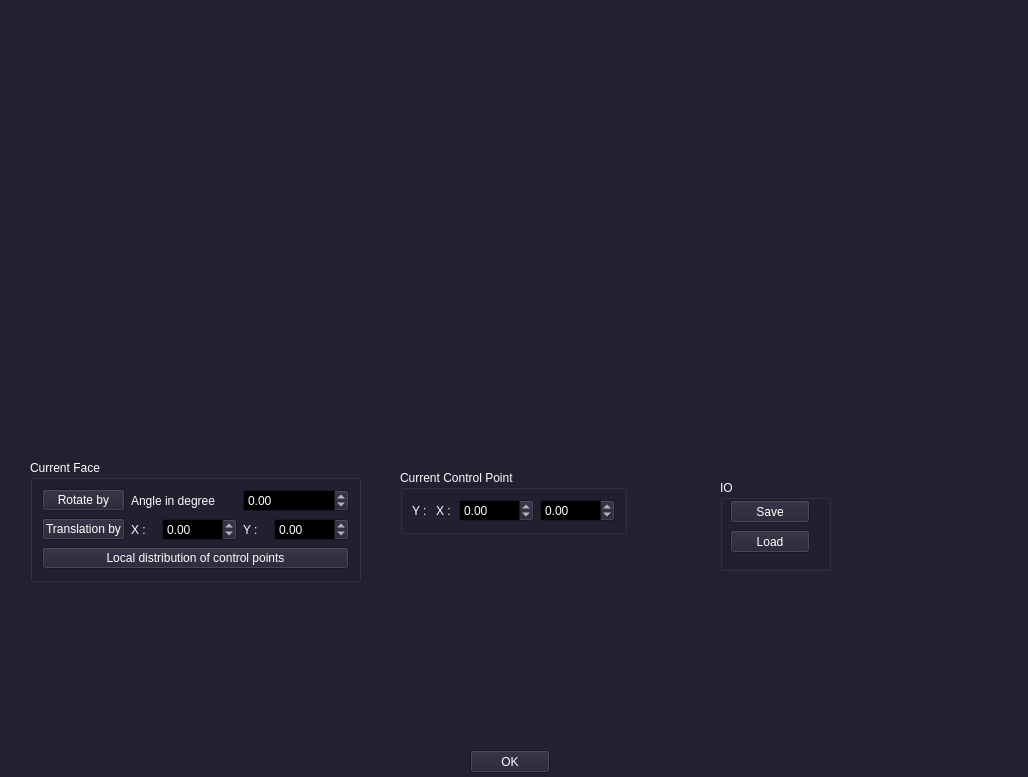
This is src/gui/schemewindow.ui in borisbordeaux/Auto_Frac as Qt 5 draws it before an edit. The edited form follows.
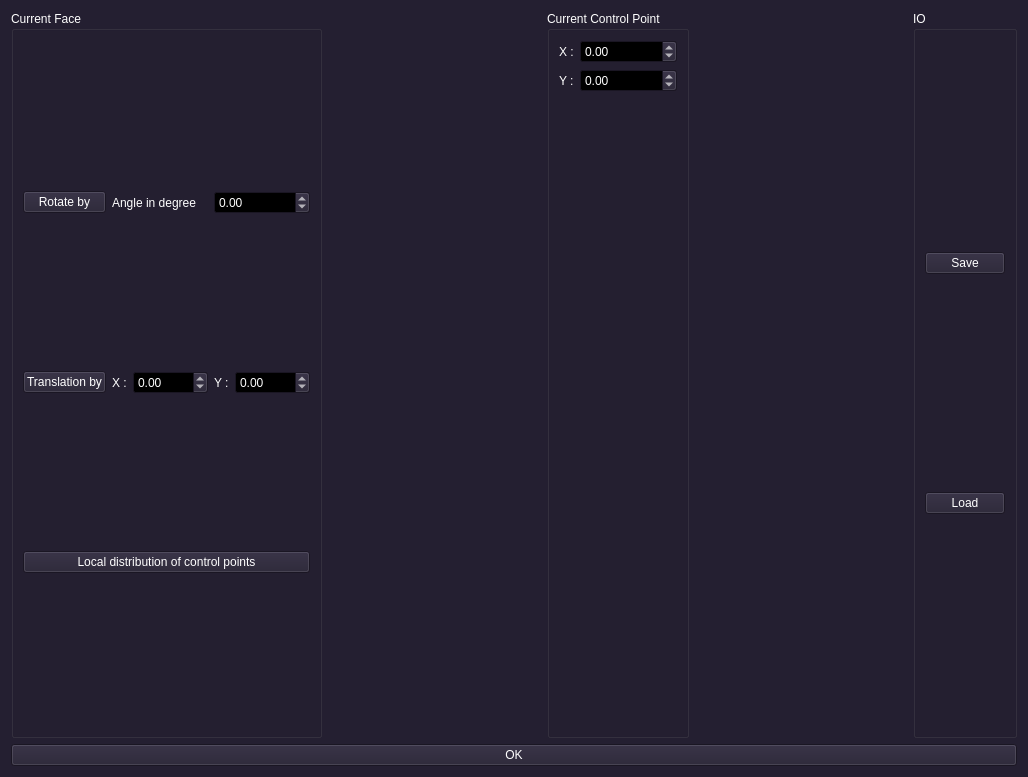
This is the edited form.

Commit message: Fixed UI for control point editor

The edit to the form file:
```diff
--- a/src/gui/schemewindow.ui
+++ b/src/gui/schemewindow.ui
@@ -455,88 +455,17 @@
   <property name="windowTitle">
    <string>SchemeWindow</string>
   </property>
-  <widget class="QPushButton" name="pushButton_ok">
-   <property name="geometry">
-    <rect>
-     <x>470</x>
-     <y>750</y>
-     <width>80</width>
-     <height>23</height>
-    </rect>
-   </property>
-   <property name="text">
-    <string>OK</string>
-   </property>
-  </widget>
-  <widget class="QWidget" name="verticalLayoutWidget">
-   <property name="geometry">
-    <rect>
-     <x>40</x>
-     <y>30</y>
-     <width>941</width>
-     <height>411</height>
-    </rect>
-   </property>
+  <layout class="QVBoxLayout" name="verticalLayout">
+   <item>
    <layout class="QVBoxLayout" name="graphicsViewLayout"/>
-  </widget>
-  <widget class="QGroupBox" name="groupBox">
-   <property name="geometry">
-    <rect>
-     <x>400</x>
-     <y>470</y>
-     <width>227</width>
-     <height>64</height>
-    </rect>
-   </property>
-   <property name="title">
-    <string>Current Control Point</string>
-   </property>
-   <layout class="QHBoxLayout" name="horizontalLayout">
-    <item>
-     <widget class="QLabel" name="label_3">
-      <property name="text">
-       <string>Y :</string>
-      </property>
-     </widget>
     </item>
     <item>
-     <widget class="QLabel" name="label_2">
-      <property name="text">
-       <string>X :</string>
-      </property>
-     </widget>
-    </item>
+    <layout class="QHBoxLayout" name="horizontalLayout_2">
+     <property name="sizeConstraint">
+      <enum>QLayout::SetMinimumSize</enum>
+     </property>
     <item>
-     <widget class="QDoubleSpinBox" name="doubleSpinBox_controlPointY">
-      <property name="minimum">
-       <double>-1000.000000000000000</double>
-      </property>
-      <property name="maximum">
-       <double>1000.000000000000000</double>
-      </property>
-     </widget>
-    </item>
-    <item>
-     <widget class="QDoubleSpinBox" name="doubleSpinBox_controlPointX">
-      <property name="minimum">
-       <double>-1000.000000000000000</double>
-      </property>
-      <property name="maximum">
-       <double>1000.000000000000000</double>
-      </property>
-     </widget>
-    </item>
-   </layout>
-  </widget>
   <widget class="QGroupBox" name="groupBox_2">
-   <property name="geometry">
-    <rect>
-     <x>30</x>
-     <y>460</y>
-     <width>331</width>
-     <height>122</height>
-    </rect>
-   </property>
    <property name="title">
     <string>Current Face</string>
    </property>
@@ -615,45 +544,109 @@
     </item>
    </layout>
   </widget>
+     </item>
+     <item>
+      <spacer name="horizontalSpacer">
+       <property name="orientation">
+        <enum>Qt::Horizontal</enum>
+       </property>
+       <property name="sizeHint" stdset="0">
+        <size>
+         <width>40</width>
+         <height>20</height>
+        </size>
+       </property>
+      </spacer>
+     </item>
+     <item>
+      <widget class="QGroupBox" name="groupBox">
+       <property name="title">
+        <string>Current Control Point</string>
+       </property>
+       <layout class="QFormLayout" name="formLayout">
+        <item row="0" column="0">
+         <widget class="QLabel" name="label_2">
+          <property name="text">
+           <string>X :</string>
+          </property>
+         </widget>
+        </item>
+        <item row="0" column="1">
+         <widget class="QDoubleSpinBox" name="doubleSpinBox_controlPointX">
+          <property name="minimum">
+           <double>-1000.000000000000000</double>
+          </property>
+          <property name="maximum">
+           <double>1000.000000000000000</double>
+          </property>
+         </widget>
+        </item>
+        <item row="1" column="0">
+         <widget class="QLabel" name="label_3">
+          <property name="text">
+           <string>Y :</string>
+          </property>
+         </widget>
+        </item>
+        <item row="1" column="1">
+         <widget class="QDoubleSpinBox" name="doubleSpinBox_controlPointY">
+          <property name="minimum">
+           <double>-1000.000000000000000</double>
+          </property>
+          <property name="maximum">
+           <double>1000.000000000000000</double>
+          </property>
+         </widget>
+        </item>
+       </layout>
+      </widget>
+     </item>
+     <item>
+      <spacer name="horizontalSpacer_2">
+       <property name="orientation">
+        <enum>Qt::Horizontal</enum>
+       </property>
+       <property name="sizeHint" stdset="0">
+        <size>
+         <width>40</width>
+         <height>20</height>
+        </size>
+       </property>
+      </spacer>
+     </item>
+     <item>
   <widget class="QGroupBox" name="groupBox_3">
-   <property name="geometry">
-    <rect>
-     <x>720</x>
-     <y>480</y>
-     <width>111</width>
-     <height>91</height>
-    </rect>
-   </property>
    <property name="title">
     <string>IO</string>
    </property>
+       <layout class="QVBoxLayout" name="verticalLayout_2">
+        <item>
    <widget class="QPushButton" name="pushButton_save">
-    <property name="geometry">
-     <rect>
-      <x>10</x>
-      <y>20</y>
-      <width>80</width>
-      <height>23</height>
-     </rect>
-    </property>
     <property name="text">
      <string>Save</string>
     </property>
    </widget>
+        </item>
+        <item>
    <widget class="QPushButton" name="pushButton_load">
-    <property name="geometry">
-     <rect>
-      <x>10</x>
-      <y>50</y>
-      <width>80</width>
-      <height>23</height>
-     </rect>
-    </property>
     <property name="text">
      <string>Load</string>
     </property>
    </widget>
-  </widget>
+        </item>
+       </layout>
+      </widget>
+     </item>
+    </layout>
+   </item>
+   <item>
+    <widget class="QPushButton" name="pushButton_ok">
+     <property name="text">
+      <string>OK</string>
+     </property>
+    </widget>
+   </item>
+  </layout>
  </widget>
  <resources/>
  <connections/>
```
Lines whose indentation alone changed are shown as unchanged. The commit also changes 3 other files.
